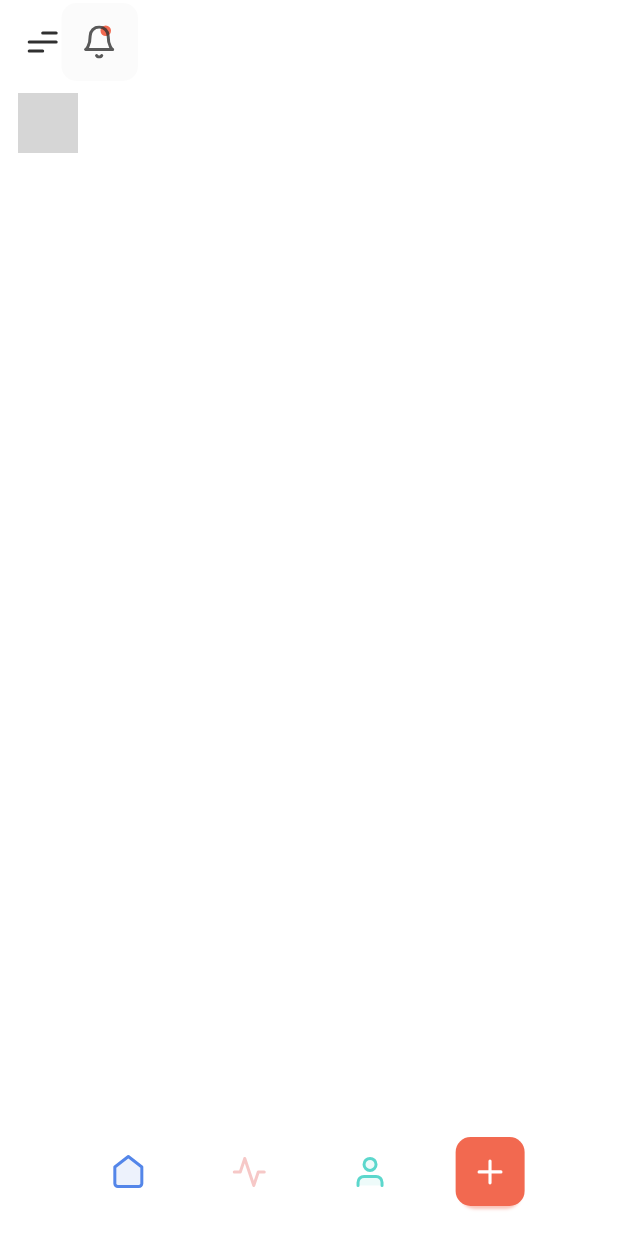
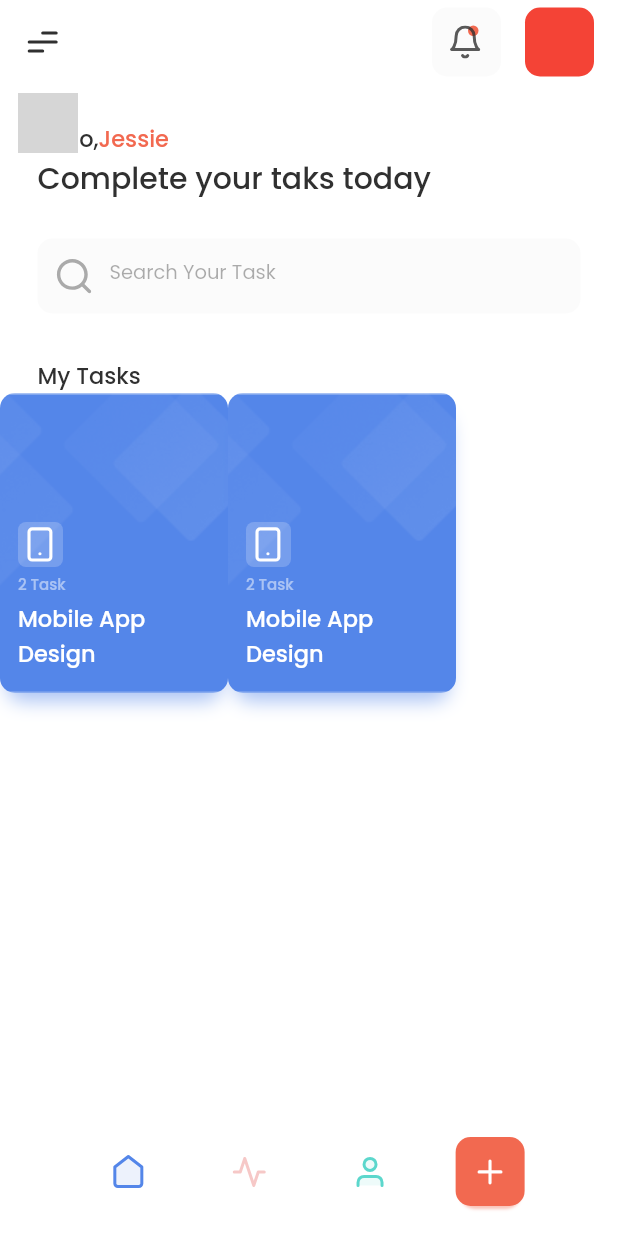
Before and after one commit to ifuncoding/tasky, a Flutter app: the screen it shows after launch, on a phone screen of 412 x 824 dp. Run offline on Flutter 3.47's test engine with Material 2 defaults, Android fonts, the phone set to English and light mode, and no system bars; our stand-ins replace flutter_svg, get; network calls fail; grey boxes are pictures that could not be loaded.

Commit message:
home-mytask

```diff
--- a/lib/views/styles/palette.dart
+++ b/lib/views/styles/palette.dart
@@ -8,8 +8,14 @@ class Palette {
   static const Color scaffold = Colors.white;
 
   static const Color bg_drawer = Color(0xff0E1F53);
-  static const Color bg_gray_200 = Color(0xffE5E5E5);
-  static const Color bg_gray_100 = Color(0xffFAFAFA);
+  static const Color bg_gray_300 = Color(0xffE5E5E5);
+  static const Color bg_gray_200 = Color(0xffFAFAFA);
+  static const Color bg_gray_100 = Color(0xffFBFBFB);
+
+
+  static const Color bg_item_1 = Color(0xff5486E9);
+  static const Color bg_item_2 = Color(0xffED918E);
+  static const Color bg_item_3 = Color(0xff3EAF99);
 
   static const Color text_primary = Color(0xff303030);
 
--- a/lib/views/ui/auth/auth_screen.dart
+++ b/lib/views/ui/auth/auth_screen.dart
@@ -89,7 +89,7 @@ class LoginPage extends StatelessWidget {
   Widget build(BuildContext context) {
     return Container(
       padding: EdgeInsets.symmetric(horizontal: 25.0),
-      color: Palette.bg_gray_100,
+      color: Palette.bg_gray_200,
       child: Column(
         crossAxisAlignment: CrossAxisAlignment.stretch,
         children: [
@@ -231,7 +231,7 @@ class SignUpPage extends StatelessWidget {
   Widget build(BuildContext context) {
     return Container(
       padding: EdgeInsets.symmetric(horizontal: 25.0),
-      color: Palette.bg_gray_100,
+      color: Palette.bg_gray_200,
       child: Column(
         crossAxisAlignment: CrossAxisAlignment.stretch,
         children: [
--- a/lib/views/ui/home/home_screen.dart
+++ b/lib/views/ui/home/home_screen.dart
@@ -3,6 +3,7 @@ import 'package:flutter_svg/flutter_svg.dart';
 import 'package:provider/provider.dart';
 import 'package:tasky/app/zoom_scaffold.dart';
 import 'package:tasky/views/styles/palette.dart';
+import 'package:tasky/views/widgets/custom_text.dart';
 
 class HomeScreen extends StatelessWidget {
   @override
@@ -12,7 +13,182 @@ class HomeScreen extends StatelessWidget {
         slivers: [
           SliverAppBar(
             automaticallyImplyLeading: false,
-            title: Row(
+            title: HomeAppBar(),
+          ),
+          SliverToBoxAdapter(
+            child: HomeHeader(),
+          ),
+          SliverToBoxAdapter(
+            child: Container(
+              alignment: Alignment.center,
+              margin: EdgeInsets.symmetric(horizontal: 25.0),
+              height: 50,
+              decoration: BoxDecoration(
+                color: Palette.bg_gray_100,
+                borderRadius: BorderRadius.circular(10.0),
+              ),
+              child: TextField(
+                style: TextStyle(
+                  fontSize: 13.0,
+                  color: Palette.text_primary.withOpacity(0.4),
+                ),
+                decoration: InputDecoration(
+                  prefixIcon: Container(
+                    margin: EdgeInsets.all(12.0),
+                    child: SvgPicture.asset(
+                      'assets/icons/Union.svg',
+                      width: 20.0,
+                      height: 20.0,
+                    ),
+                  ),
+                  border: InputBorder.none,
+                  hintText: 'Search Your Task',
+                  hintStyle: TextStyle(
+                    fontSize: 13.0,
+                    color: Palette.text_primary.withOpacity(0.4),
+                  ),
+                ),
+              ),
+            ),
+          ),
+          SliverToBoxAdapter(
+            child: Container(
+              padding: EdgeInsets.symmetric(vertical: 30.0),
+              child: Column(
+                crossAxisAlignment: CrossAxisAlignment.start,
+                children: [
+                  Container(
+                    margin: EdgeInsets.symmetric(horizontal: 25.0),
+                    child: CustomText(
+                      'My Tasks',
+                      fontSize: 15.0,
+                      fontWeight: FontWeight.w500,
+                    ),
+                  ),
+                  Row(
+                    children: [
+                      MyTaskItem(),
+                      MyTaskItem(),
+                    ],
+                  ),
+                ],
+              ),
+            ),
+          )
+        ],
+      ),
+    );
+  }
+}
+
+class MyTaskItem extends StatelessWidget {
+  const MyTaskItem({
+    Key key,
+  }) : super(key: key);
+
+  @override
+  Widget build(BuildContext context) {
+    return Container(
+      width: 152.0,
+      height: 200.0,
+      padding:
+          EdgeInsets.symmetric(horizontal: 12.0, vertical: 15.0),
+      decoration: BoxDecoration(
+        image: DecorationImage(
+          image: AssetImage('assets/images/bg1.png'),
+          fit: BoxFit.cover,
+        ),
+        borderRadius: BorderRadius.circular(10.0),
+        boxShadow: [
+          BoxShadow(
+            offset: Offset(0, 10),
+            spreadRadius: -5.0,
+            blurRadius: 10.0,
+            color: Palette.bg_item_1.withOpacity(0.5),
+          ),
+        ],
+      ),
+      child: Column(
+        crossAxisAlignment: CrossAxisAlignment.start,
+        mainAxisAlignment: MainAxisAlignment.end,
+        children: [
+          Container(
+            decoration: BoxDecoration(
+              color: Colors.white.withOpacity(0.2),
+              borderRadius: BorderRadius.circular(5.32),
+            ),
+            width: 30.0,
+            height: 30.0,
+            padding: EdgeInsets.all(2.0),
+            margin: EdgeInsets.symmetric(vertical: 4.0),
+            child:
+                SvgPicture.asset('assets/icons/smartphone.svg'),
+          ),
+          CustomText(
+            '2 Task',
+            color: Colors.white.withOpacity(0.5),
+            fontSize: 10.0,
+            fontWeight: FontWeight.w500,
+          ),
+          SizedBox(height: 4.0,),
+          CustomText(
+            'Mobile App Design',
+            fontWeight: FontWeight.w500,
+            fontSize: 15.0,
+            color: Colors.white,
+          )
+        ],
+      ),
+    );
+  }
+}
+
+class HomeHeader extends StatelessWidget {
+  const HomeHeader({
+    Key key,
+  }) : super(key: key);
+
+  @override
+  Widget build(BuildContext context) {
+    return Container(
+      padding: EdgeInsets.symmetric(horizontal: 25.0, vertical: 25.0),
+      child: Column(
+        crossAxisAlignment: CrossAxisAlignment.start,
+        children: [
+          Row(
+            children: [
+              CustomText(
+                'Hello,',
+                fontSize: 15.0,
+                fontWeight: FontWeight.w500,
+              ),
+              CustomText(
+                'Jessie',
+                fontSize: 15.0,
+                fontWeight: FontWeight.w500,
+                color: Palette.primary,
+              ),
+            ],
+          ),
+          CustomText(
+            'Complete your taks today',
+            fontSize: 20.0,
+            fontWeight: FontWeight.w500,
+          ),
+        ],
+      ),
+    );
+  }
+}
+
+class HomeAppBar extends StatelessWidget {
+  const HomeAppBar({
+    Key key,
+  }) : super(key: key);
+
+  @override
+  Widget build(BuildContext context) {
+    return Row(
       mainAxisAlignment: MainAxisAlignment.start,
       crossAxisAlignment: CrossAxisAlignment.center,
       children: <Widget>[
@@ -24,8 +200,11 @@ class HomeScreen extends StatelessWidget {
             'assets/icons/menu.svg',
           ),
         ),
+        Spacer(),
         Container(
-                  padding: EdgeInsets.all(15.0),
+          width: 46.0,
+          height: 46.0,
+          padding: EdgeInsets.all(12.0),
           decoration: BoxDecoration(
             color: Color(0xffFBFBFB),
             borderRadius: BorderRadius.circular(10.0),
@@ -50,11 +229,16 @@ class HomeScreen extends StatelessWidget {
             ],
           ),
         ),
+        SizedBox(width: 16.0),
+        Container(
+          width: 46.0,
+          height: 46.0,
+          decoration: BoxDecoration(
+            color: Colors.red,
+            borderRadius: BorderRadius.circular(10.0),
+          ),
+        ),
       ],
-            ),
-          )
-        ],
-      ),
     );
   }
 }
```
Also changed, not shown: assets/images/bg1.png (added), assets/images/bg1.svg (added), assets/images/bg2.png (added), assets/images/bg2.svg (added), assets/images/bg3.png (added), assets/images/bg3.svg (added). Lines whose indentation alone changed are shown as unchanged.
